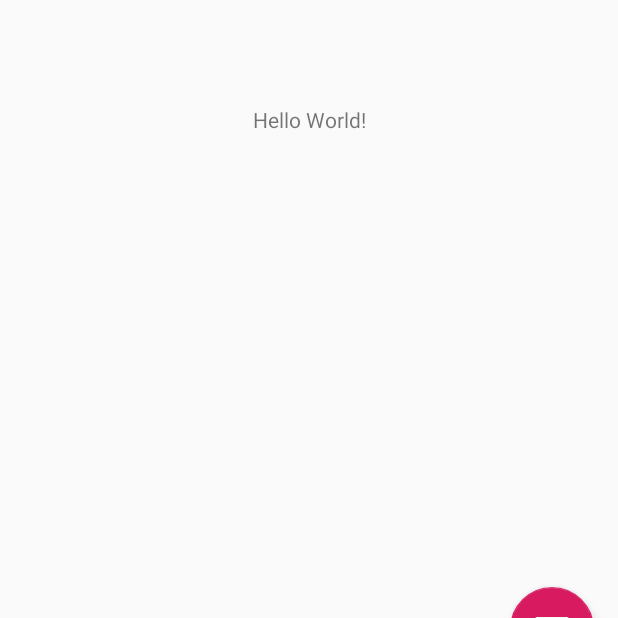
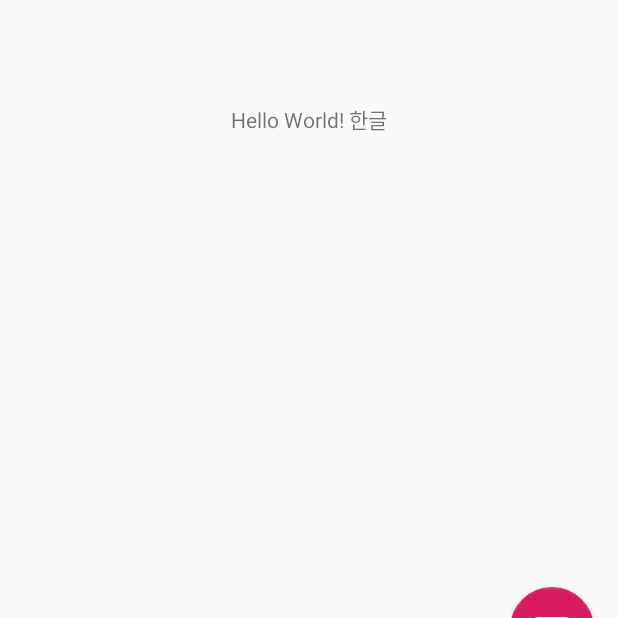
Before and after one commit to bluedskim/androidLab, an Android app: the screen it shows after launch (MainActivity), on a phone screen of 412 x 824 dp, the part 541-1159 px from its top. Run offline under Robolectric (Android 15) with nearby library versions, the phone set to English and light mode, and no system bars.

Commit message:
readme.md

```diff
--- a/app/src/main/res/layout/content_main.xml
+++ b/app/src/main/res/layout/content_main.xml
@@ -11,7 +11,7 @@
     <TextView
         android:layout_width="wrap_content"
         android:layout_height="wrap_content"
-        android:text="Hello World!"
+        android:text="Hello World! 한글"
         app:layout_constraintBottom_toBottomOf="parent"
         app:layout_constraintLeft_toLeftOf="parent"
         app:layout_constraintRight_toRightOf="parent"
```
Also changed, not shown: 1 other file.
